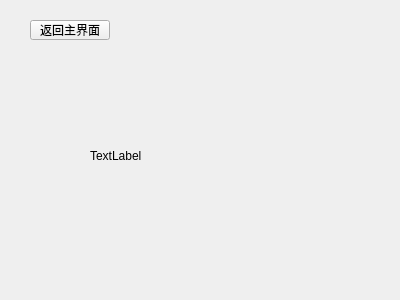
Qt form tipswidget.ui (RickyRui111/WorldOfWarcraftDebug) before a commit.
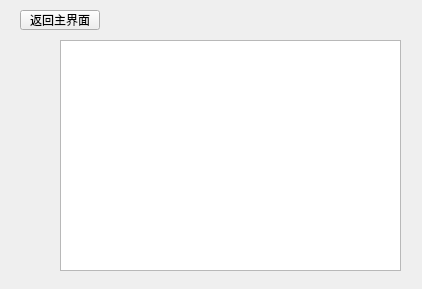
The same form after that commit. Icons and pictures are not drawn.

```diff
--- a/tipswidget.ui
+++ b/tipswidget.ui
@@ -6,8 +6,8 @@
    <rect>
     <x>0</x>
     <y>0</y>
-    <width>400</width>
-    <height>300</height>
+    <width>422</width>
+    <height>289</height>
    </rect>
   </property>
   <property name="windowTitle">
@@ -16,8 +16,8 @@
   <widget class="QPushButton" name="tomainbt">
    <property name="geometry">
     <rect>
-     <x>30</x>
-     <y>20</y>
+     <x>20</x>
+     <y>10</y>
      <width>80</width>
      <height>20</height>
     </rect>
@@ -26,18 +26,15 @@
     <string>返回主界面</string>
    </property>
   </widget>
-  <widget class="QLabel" name="label">
+  <widget class="QTextBrowser" name="tipsBrowser">
    <property name="geometry">
     <rect>
-     <x>90</x>
-     <y>60</y>
-     <width>211</width>
-     <height>191</height>
+     <x>60</x>
+     <y>40</y>
+     <width>341</width>
+     <height>231</height>
     </rect>
    </property>
-   <property name="text">
-    <string>TextLabel</string>
-   </property>
   </widget>
  </widget>
  <resources/>
```
Left out of the diff: 10 changed lines with no effect on the pictures.
